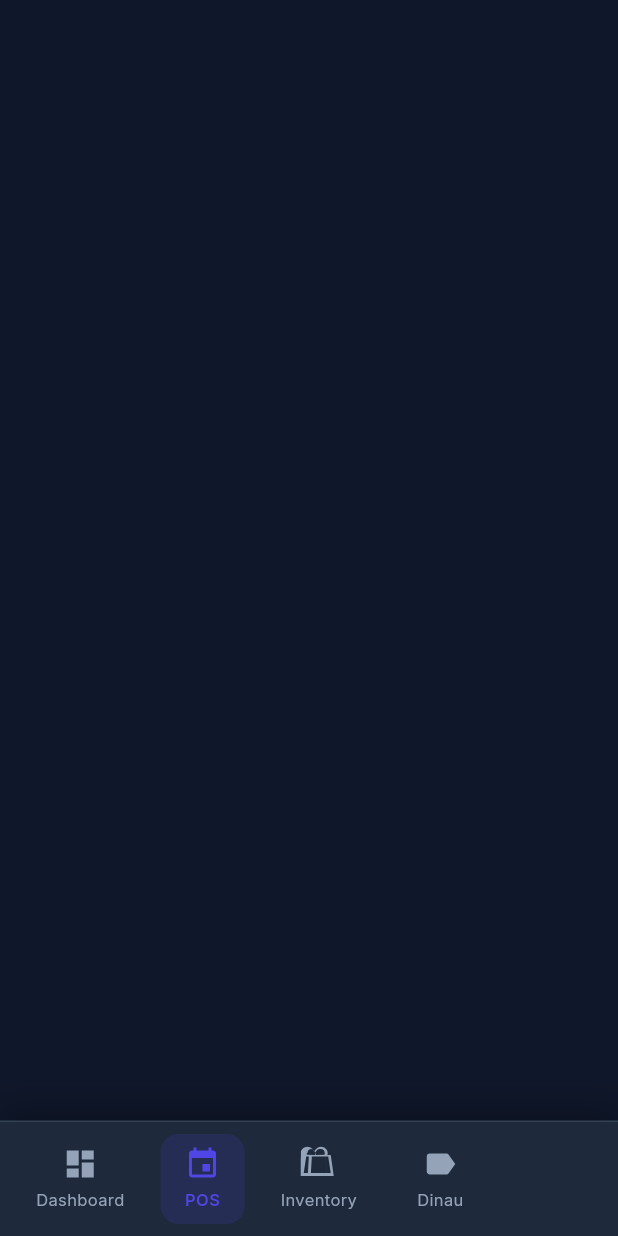
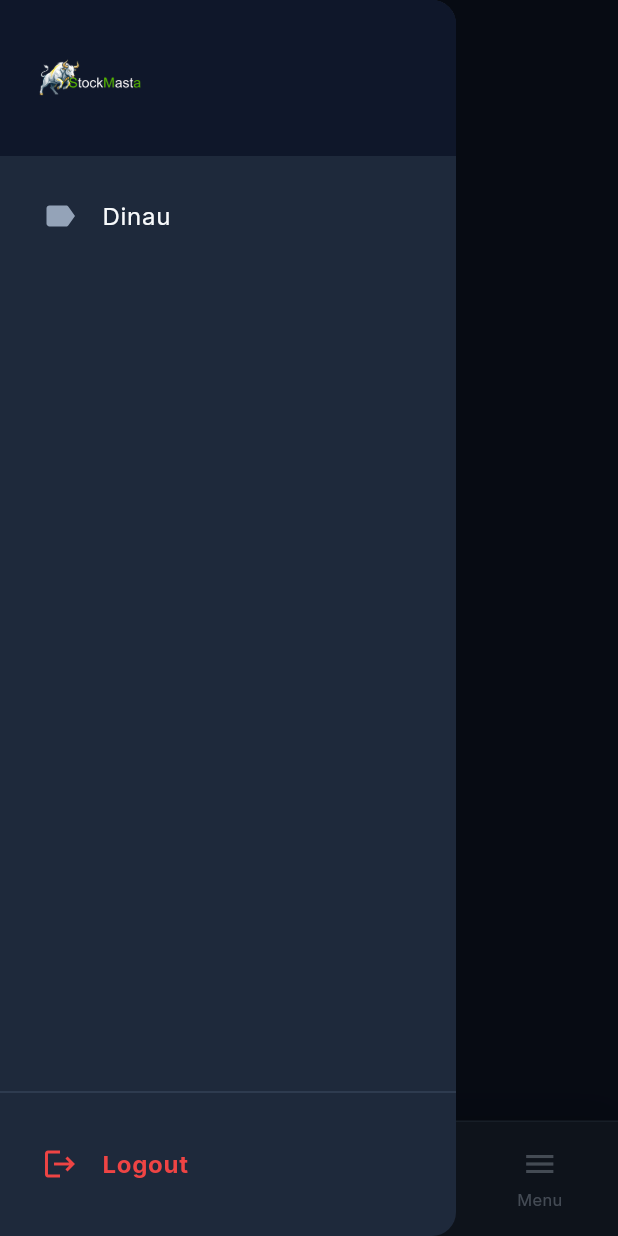
Before and after one commit to Wicked3000/braenova-stockmaster-pos, a Flutter app: the MainLayout screen opened directly with empty values, with the side drawer open (before the commit the screen has no drawer), on a phone screen of 412 x 824 dp. Run offline on Flutter 3.47's test engine with Material 3 defaults, Android fonts, the phone set to English and light mode, and no system bars; our stand-ins replace cached_network_image, dio, fl_chart, flutter_riverpod, flutter_secure_storage, flutter_svg and 3 more; missing offline and left inert: syncfusion_flutter_pdfviewer; accounts and stored records are empty.

Commit message:
fix: Limit bottom nav tabs and introduce drawer menu

```diff
--- a/mobile_app/lib/screens/main_layout.dart
+++ b/mobile_app/lib/screens/main_layout.dart
@@ -15,13 +15,13 @@
 }
 
 class _MainLayoutState extends State<MainLayout> {
-  int _currentIndex = 1; // Default to POS
+  String _currentRoute = '/pos'; // Default
   String _role = 'cashier';
   bool _isLoading = true;
+  final GlobalKey<ScaffoldState> _scaffoldKey = GlobalKey<ScaffoldState>();
 
-  List<String> _routes = [];
-  List<String> _labels = [];
-  List<String> _icons = [];
+  List<Map<String, dynamic>> _bottomNavItems = [];
+  List<Map<String, dynamic>> _drawerItems = [];
 
   @override
   void initState() {
@@ -33,51 +33,146 @@
     final prefs = await SharedPreferences.getInstance();
     final role = prefs.getString('role') ?? 'cashier';
 
-    // Always available tabs
-    List<String> routes = ['/dashboard', '/pos', '/inventory', '/dinau'];
-    List<String> labels = ['Dashboard', 'POS', 'Inventory', 'Dinau'];
-    List<String> icons = [
-      'assets/icons/dashboard.svg',
-      'assets/icons/pos.svg',
-      'assets/icons/inventory.svg',
-      'assets/icons/dinau.svg',
+    // Bottom Nav: Max 3 items (4th will be 'More')
+    List<Map<String, dynamic>> bottomNav = [
+      {'route': '/dashboard', 'label': 'Dashboard', 'icon': 'assets/icons/dashboard.svg'},
+      {'route': '/pos', 'label': 'POS', 'icon': 'assets/icons/pos.svg'},
+      {'route': '/inventory', 'label': 'Inventory', 'icon': 'assets/icons/inventory.svg'},
     ];
 
-    // Owner only tabs
+    // Drawer Items
+    List<Map<String, dynamic>> drawerNav = [
+      {'route': '/dinau', 'label': 'Dinau', 'icon': 'assets/icons/dinau.svg'},
+    ];
+
     if (role == 'owner' || role == 'superadmin') {
-      routes.add('/warehouse');
-      labels.add('Warehouse');
-      icons.add('assets/icons/inventory.svg'); // Reuse inventory icon for now or use a different one
-
-      routes.add('/reports');
-      labels.add('Reports');
-      icons.add('assets/icons/dashboard.svg'); // Reuse dashboard icon
-
-      routes.add('/settings');
-      labels.add('Settings');
-      icons.add('assets/icons/settings.svg');
+      drawerNav.add({'route': '/warehouse', 'label': 'Warehouse', 'icon': 'assets/icons/inventory.svg'});
+      drawerNav.add({'route': '/reports', 'label': 'Reports', 'icon': 'assets/icons/dashboard.svg'});
+      drawerNav.add({'route': '/settings', 'label': 'Settings', 'icon': Icons.settings});
     }
 
     setState(() {
       _role = role;
-      _routes = routes;
-      _labels = labels;
-      _icons = icons;
-
-      // Ensure current index is valid
-      if (_currentIndex >= _routes.length) {
-        _currentIndex = 0;
-      }
+      _bottomNavItems = bottomNav;
+      _drawerItems = drawerNav;
       _isLoading = false;
     });
   }
 
-  void _onTap(int index) {
-    if (index == _currentIndex) return;
+  void _onNavTap(String route) {
+    if (route == _currentRoute) return;
     setState(() {
-      _currentIndex = index;
+      _currentRoute = route;
     });
-    context.go(_routes[index]);
+    context.go(route);
+  }
+
+  Widget _buildIcon(dynamic iconData, Color color) {
+    if (iconData is String) {
+      return SvgPicture.asset(iconData, width: 24, height: 24, colorFilter: ColorFilter.mode(color, BlendMode.srcIn));
+    } else if (iconData is IconData) {
+      return Icon(iconData, size: 24, color: color);
+    }
+    return const SizedBox(width: 24, height: 24);
+  }
+
+  Widget _buildNavItem(Map<String, dynamic> item, bool isSelected, {VoidCallback? onTap}) {
+    return GestureDetector(
+      onTap: onTap ?? () => _onNavTap(item['route']),
+      child: AnimatedContainer(
+        duration: const Duration(milliseconds: 200),
+        padding: const EdgeInsets.symmetric(horizontal: 16, vertical: 8),
+        decoration: BoxDecoration(
+          color: isSelected ? AppTheme.primary.withOpacity(0.15) : Colors.transparent,
+          borderRadius: BorderRadius.circular(12),
+        ),
+        child: Column(
+          mainAxisSize: MainAxisSize.min,
+          children: [
+            _buildIcon(item['icon'], isSelected ? AppTheme.primary : AppTheme.textSecondary),
+            const SizedBox(height: 4),
+            Text(
+              item['label'],
+              style: TextStyle(
+                fontSize: 11,
+                fontWeight: isSelected ? FontWeight.w600 : FontWeight.normal,
+                color: isSelected ? AppTheme.primary : AppTheme.textSecondary,
+              ),
+            ),
+          ],
+        ),
+      ),
+    );
+  }
+
+  Widget _buildDrawer() {
+    return Drawer(
+      backgroundColor: AppTheme.surface,
+      child: SafeArea(
+        child: Column(
+          crossAxisAlignment: CrossAxisAlignment.stretch,
+          children: [
+            Container(
+              padding: const EdgeInsets.symmetric(horizontal: 24, vertical: 32),
+              color: AppTheme.background,
+              child: Image.asset(
+                'assets/images/logo.png',
+                height: 40,
+                alignment: Alignment.centerLeft,
+                errorBuilder: (_, __, ___) => const Text(
+                  'StockMaster',
+                  style: TextStyle(fontSize: 24, fontWeight: FontWeight.bold, color: AppTheme.textPrimary)
+                ),
+              ),
+            ),
+            const SizedBox(height: 8),
+            Expanded(
+              child: ListView(
+                padding: EdgeInsets.zero,
+                children: _drawerItems.map((item) {
+                  final isSelected = _currentRoute == item['route'];
+                  return Padding(
+                    padding: const EdgeInsets.symmetric(horizontal: 12, vertical: 4),
+                    child: ListTile(
+                      shape: RoundedRectangleBorder(borderRadius: BorderRadius.circular(12)),
+                      leading: _buildIcon(item['icon'], isSelected ? AppTheme.primary : AppTheme.textSecondary),
+                      title: Text(
+                        item['label'],
+                        style: TextStyle(
+                          color: isSelected ? AppTheme.primary : AppTheme.textPrimary,
+                          fontWeight: isSelected ? FontWeight.bold : FontWeight.normal,
+                        ),
+                      ),
+                      selected: isSelected,
+                      selectedTileColor: AppTheme.primary.withOpacity(0.1),
+                      onTap: () {
+                        Navigator.pop(context); // Close drawer
+                        _onNavTap(item['route']);
+                      },
+                    ),
+                  );
+                }).toList(),
+              ),
+            ),
+            const Divider(color: AppTheme.surfaceLight),
+            Padding(
+              padding: const EdgeInsets.all(12.0),
+              child: ListTile(
+                shape: RoundedRectangleBorder(borderRadius: BorderRadius.circular(12)),
+                leading: const Icon(Icons.logout, color: AppTheme.error),
+                title: const Text('Logout', style: TextStyle(color: AppTheme.error, fontWeight: FontWeight.bold)),
+                onTap: () async {
+                  final prefs = await SharedPreferences.getInstance();
+                  await prefs.clear();
+                  if (mounted) context.go('/login');
+                },
+              ),
+            ),
+            const SizedBox(height: 8),
+          ],
+        ),
+      ),
+    );
   }
 
   @override
@@ -86,68 +181,42 @@
       return const Scaffold(body: Center(child: CircularProgressIndicator()));
     }
 
+    bool isDrawerRouteSelected = _drawerItems.any((item) => item['route'] == _currentRoute);
+
     return Scaffold(
+      key: _scaffoldKey,
       body: widget.child,
+      drawer: _buildDrawer(),
       bottomNavigationBar: Container(
         decoration: BoxDecoration(
           color: AppTheme.surface,
-          border: Border(
+          border: const Border(
             top: BorderSide(color: AppTheme.surfaceLight, width: 1),
           ),
           boxShadow: [
             BoxShadow(
-              color: Colors.black.withOpacity(0.3),
+              color: Colors.black.withOpacity(0.15),
               blurRadius: 20,
               offset: const Offset(0, -5),
             ),
           ],
         ),
         child: SafeArea(
-          child: SingleChildScrollView(
-            scrollDirection: Axis.horizontal,
+          child: Padding(
             padding: const EdgeInsets.symmetric(horizontal: 8, vertical: 8),
             child: Row(
-              mainAxisAlignment: MainAxisAlignment.start,
-              children: List.generate(_labels.length, (index) {
-                final isSelected = _currentIndex == index;
-                return GestureDetector(
-                  onTap: () => _onTap(index),
-                  child: AnimatedContainer(
-                    duration: const Duration(milliseconds: 200),
-                    margin: const EdgeInsets.only(right: 8),
-                    padding: const EdgeInsets.symmetric(horizontal: 16, vertical: 8),
-                    decoration: BoxDecoration(
-                      color: isSelected
-                          ? AppTheme.primary.withOpacity(0.15)
-                          : Colors.transparent,
-                      borderRadius: BorderRadius.circular(12),
-                    ),
-                    child: Column(
-                      mainAxisSize: MainAxisSize.min,
-                      children: [
-                        SvgPicture.asset(
-                          _icons[index],
-                          width: 24,
-                          height: 24,
-                          colorFilter: ColorFilter.mode(
-                            isSelected ? AppTheme.primary : AppTheme.textSecondary,
-                            BlendMode.srcIn,
-                          ),
-                        ),
-                        const SizedBox(height: 4),
-                        Text(
-                          _labels[index],
-                          style: TextStyle(
-                            fontSize: 11,
-                            fontWeight: isSelected ? FontWeight.w600 : FontWeight.normal,
-                            color: isSelected ? AppTheme.primary : AppTheme.textSecondary,
-                          ),
-                        ),
-                      ],
-                    ),
-                  ),
-                );
-              }),
+              mainAxisAlignment: MainAxisAlignment.spaceAround,
+              children: [
+                ..._bottomNavItems.map((item) {
+                  final isSelected = _currentRoute == item['route'];
+                  return _buildNavItem(item, isSelected);
+                }),
+                _buildNavItem(
+                  {'label': 'Menu', 'icon': Icons.menu},
+                  isDrawerRouteSelected,
+                  onTap: () => _scaffoldKey.currentState?.openDrawer(),
+                ),
+              ],
             ),
           ),
         ),
```
